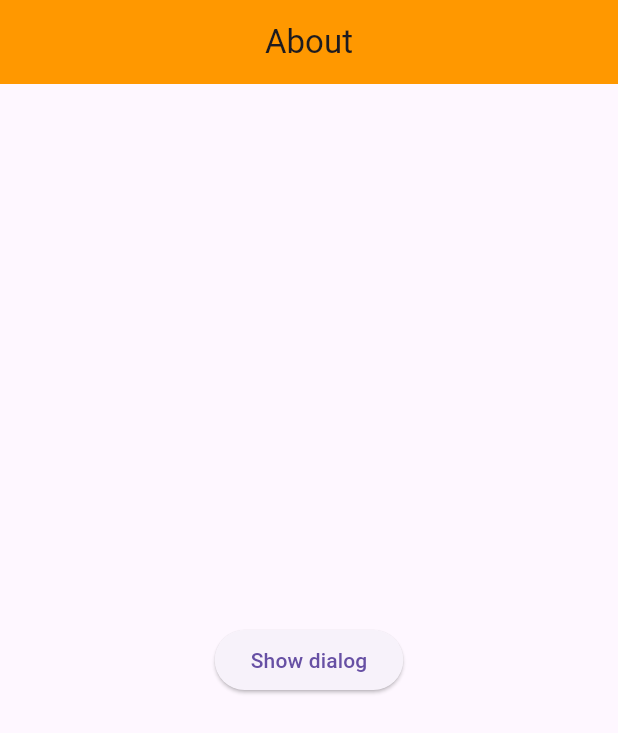
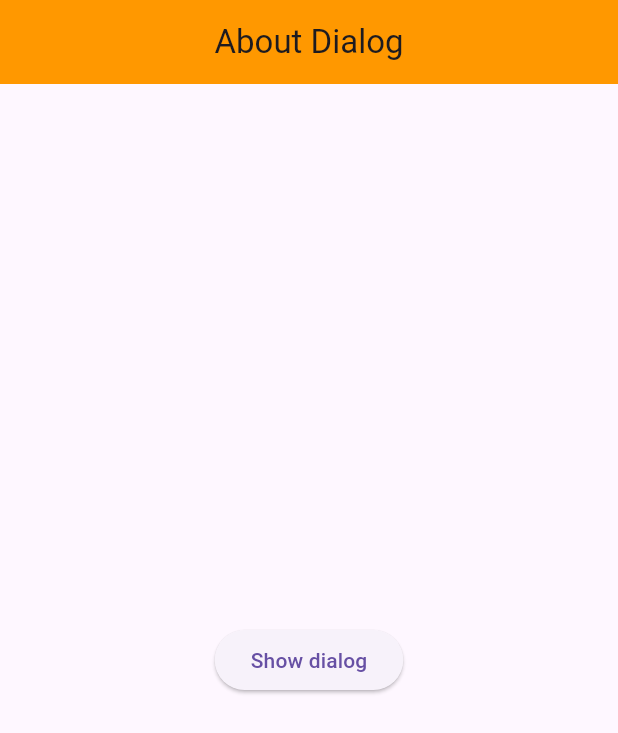
Before and after one commit to CaptainNayan199/Flutter-Widgets, a Flutter app: the screen it shows after launch, on a phone screen of 412 x 824 dp. Shown: the top 733 px of the screen. Run offline on Flutter 3.47's test engine with Material 3 defaults, Android fonts, the phone set to English and light mode, and no system bars; key blocks and very long unbroken strings in the code were emptied for the run.

Commit message:
Update main.dart

```diff
--- a/1. About Dialog/practice/lib/main.dart
+++ b/1. About Dialog/practice/lib/main.dart
@@ -13,7 +13,7 @@ class MyApp extends StatelessWidget {
       debugShowCheckedModeBanner: false,
       home: Scaffold(
         appBar: AppBar(
-          title: const Text('About'),
+          title: const Text('About Dialog'),
           backgroundColor: Colors.orange,
           centerTitle: true,
         ),
```
